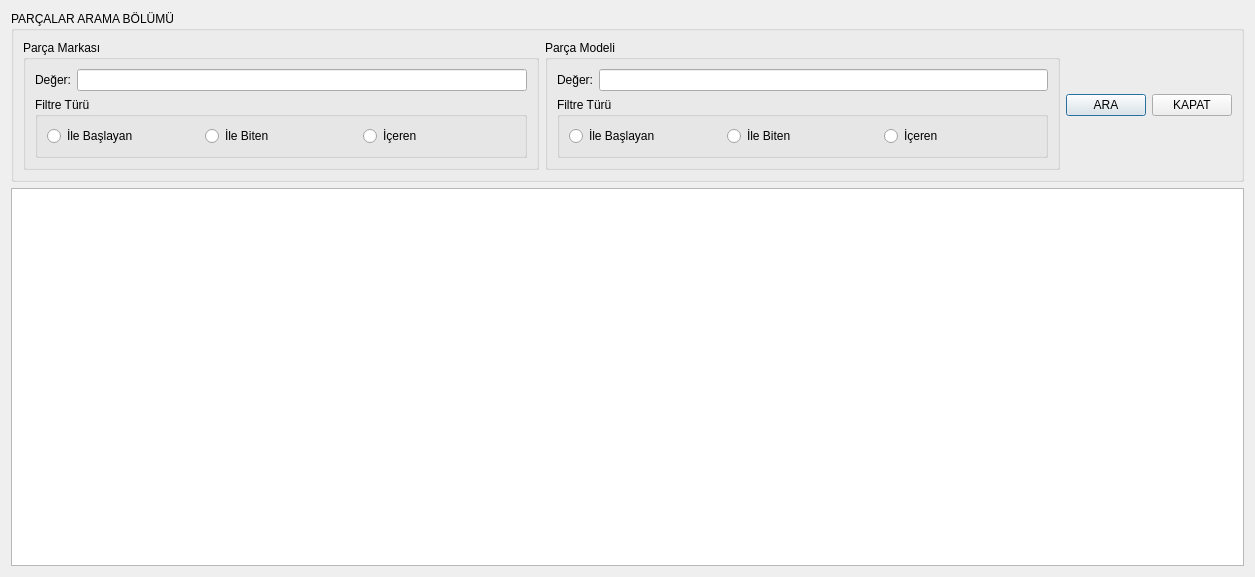
Old version of the form UI/ListeFormlari/tmoparcalisteformu.ui in the repository onur35iii/TeknolojiMarketiOtomasyonu.
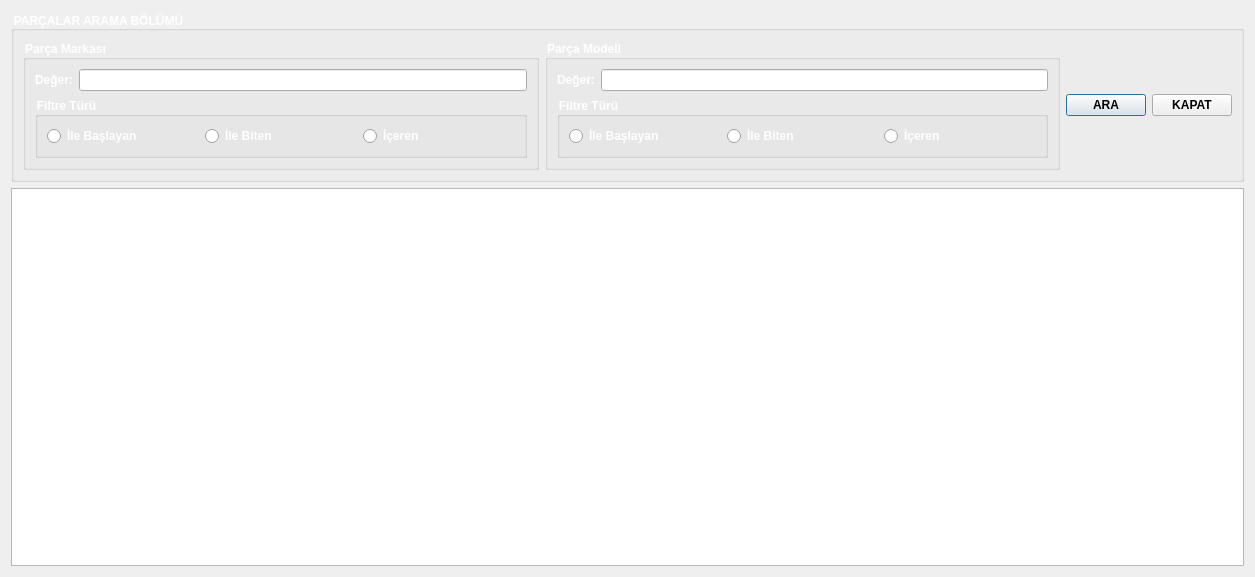
New version of the form. Icons and pictures are not drawn.

Patch:
```diff
--- a/UI/ListeFormlari/tmoparcalisteformu.ui
+++ b/UI/ListeFormlari/tmoparcalisteformu.ui
@@ -13,6 +13,27 @@
   <property name="windowTitle">
    <string>Dialog</string>
   </property>
+  <property name="styleSheet">
+   <string notr="true">
+TMOParcaListeFormu{
+
+	background-image: url(:/resimler/tedarikci.jpg);
+}
+
+QLabel {
+   font:Bold; 
+   color: #ffffff;
+}
+QGroupBox {
+    font:Bold;
+color: #ffffff;
+}
+QPushButton{font:Bold;}
+QRadioButton{
+    font:Bold;
+color: #ffffff;
+}</string>
+  </property>
   <layout class="QGridLayout" name="gridLayout_6">
    <item row="0" column="0">
     <widget class="QGroupBox" name="GPAramaBolumu">
```
Left out of the diff: 166 changed lines with no effect on the pictures.
